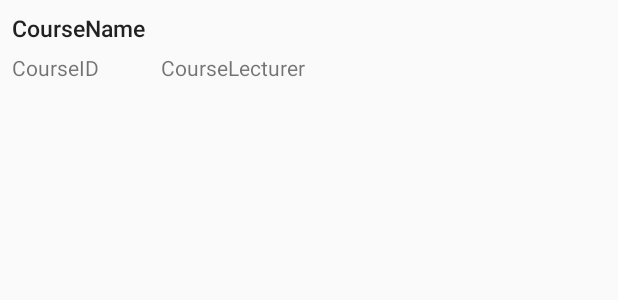
After one commit to KAIST-orz/orz-android, an Android app: the layout lecturer_course.xml on its own in the app's theme, with its tools: preview values and no code run, on a phone screen of 412 x 824 dp. The commit adds this screen. Shown: the top 300 px of the screen. Run offline under Robolectric (Android 15) with nearby library versions, the phone set to English and light mode, and no system bars.

Commit message:
Lecturer로 로그인 했을 시 보이는 courses 화면 구현

```diff
--- /dev/null
+++ b/app/src/main/res/layout/lecturer_course.xml
@@ -0,0 +1,40 @@
+<?xml version="1.0" encoding="utf-8"?>
+<android.support.constraint.ConstraintLayout
+    xmlns:android="http://schemas.android.com/apk/res/android"
+    xmlns:app="http://schemas.android.com/apk/res-auto"
+    xmlns:tools="http://schemas.android.com/tools"
+    android:layout_width="match_parent"
+    android:layout_height="match_parent">
+
+    <TextView
+        android:id="@+id/CourseName"
+        android:layout_width="370dp"
+        android:layout_height="19dp"
+        android:layout_marginStart="8dp"
+        android:layout_marginTop="8dp"
+        android:text="CourseName"
+        android:textAppearance="@style/TextAppearance.AppCompat.Title"
+        android:textSize="15sp"
+        app:layout_constraintStart_toStartOf="parent"
+        app:layout_constraintTop_toTopOf="parent" />
+
+    <TextView
+        android:id="@+id/CourseLecturer"
+        android:layout_width="269dp"
+        android:layout_height="46dp"
+        android:layout_marginStart="8dp"
+        android:layout_marginTop="8dp"
+        android:text="CourseLecturer"
+        app:layout_constraintStart_toEndOf="@+id/CourseCode"
+        app:layout_constraintTop_toBottomOf="@+id/CourseName" />
+
+    <TextView
+        android:id="@+id/CourseCode"
+        android:layout_width="91dp"
+        android:layout_height="47dp"
+        android:layout_marginStart="8dp"
+        android:layout_marginTop="8dp"
+        android:text="CourseID"
+        app:layout_constraintStart_toStartOf="parent"
+        app:layout_constraintTop_toBottomOf="@+id/CourseName" />
+</android.support.constraint.ConstraintLayout>
--- a/app/src/main/res/values/strings.xml
+++ b/app/src/main/res/values/strings.xml
@@ -56,4 +56,5 @@
 
     <!-- TODO: Remove or change this placeholder text -->
     <string name="hello_blank_fragment">Hello blank fragment</string>
+    <string name="title_activity_lecturer_courses">LecturerCoursesActivity</string>
 </resources>
```
Also changed, not shown: app/src/main/java/kr/ac/kaist/orz/LecturerCoursesActivity.java (added, +111 -0 lines), app/src/main/java/kr/ac/kaist/orz/lecturerCourseViewAdapter.java (added, +46 -0 lines).
